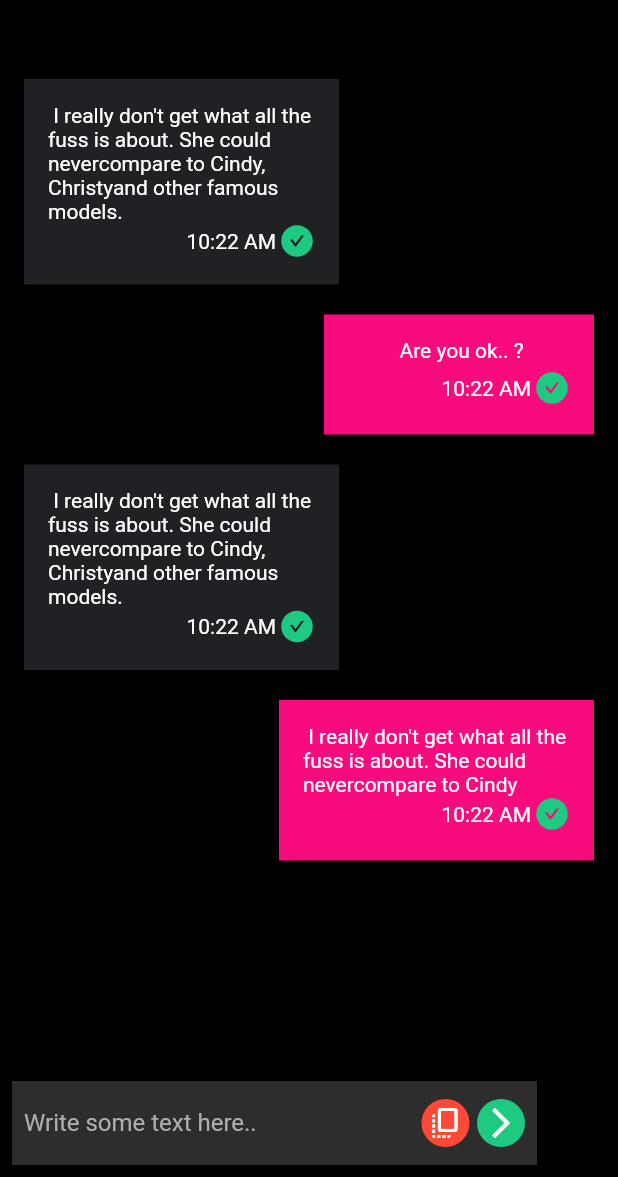
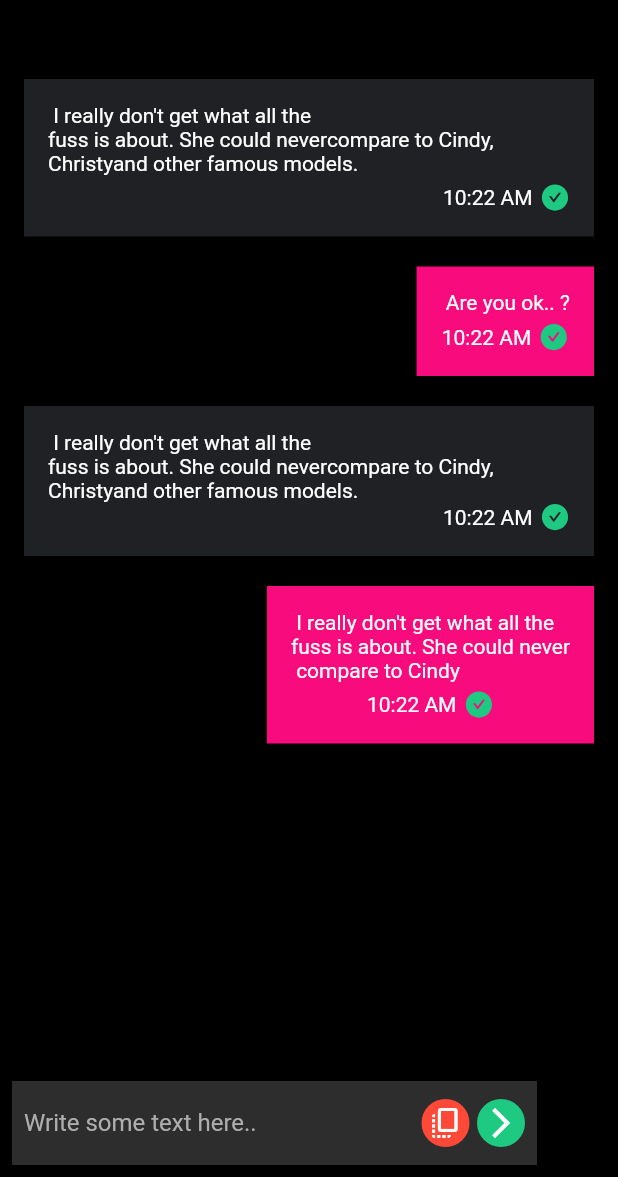
Before and after one commit to doublealpha21/playback_ui, a Flutter app: the MessageSelected screen opened directly, on a phone screen of 412 x 824 dp, the part 59-1236 px from its top. Run offline on Flutter 3.47's test engine with Material 2 defaults, Android fonts, the phone set to English and light mode, and no system bars; our stand-ins replace expansion_tile_card, flutter_vector_icons, persistent_bottom_nav_bar_v2.

Commit message:
Client requests

```diff
--- a/lib/screens/activity/message_selected.dart
+++ b/lib/screens/activity/message_selected.dart
@@ -53,9 +53,97 @@ class MessageSelected extends StatelessWidget {
                   crossAxisAlignment: CrossAxisAlignment.start,
                   children: [
                     const VerticalSpace(),
-                    Container(
-                      width: 210,
-                      height: 137,
+                    SizedBox(
+                      child: Container(
+                        // width: 210,
+                        // height: 137,
+                        color: ColorResources.MatteBlack,
+                        padding: const EdgeInsets.all(16.0),
+                        child: Column(
+                          children: [
+                            const Text(
+                                ' I really don\'t get what all the\n'
+                                'fuss is about. She could never'
+                                'compare to Cindy, Christy'
+                                'and other famous models.',
+                                style: TextStyle(
+                                  color: ColorResources.White,
+                                  fontSize: 14,
+                                  fontWeight: FontWeight.w400,
+                                )),
+                            const SizedBox(height: 5),
+                            Row(
+                              mainAxisAlignment: MainAxisAlignment.end,
+                              children: const [
+                                Text(
+                                  '10:22 AM',
+                                  style: TextStyle(
+                                    color: ColorResources.White,
+                                    fontSize: 14,
+                                    fontWeight: FontWeight.w400,
+                                  ),
+                                ),
+                                SizedBox(width: 5),
+                                Icon(
+                                  AntDesign.checkcircle,
+                                  color: ColorResources.PrimaryGreen,
+                                  size: 20,
+                                )
+                              ],
+                            )
+                          ],
+                        ),
+                      ),
+                    ),
+                    const VerticalSpace(),
+                    Row(
+                      mainAxisAlignment: MainAxisAlignment.end,
+                      children: [
+                        SizedBox(
+                          child: Container(
+                            // width: 180,
+                            // height: 80,
+                            color: ColorResources.PrimaryPink,
+                            padding: const EdgeInsets.all(16.0),
+                            child: Column(
+                              children: [
+                                const Text(' Are you ok.. ?',
+                                    style: TextStyle(
+                                      color: ColorResources.White,
+                                      fontSize: 14,
+                                      fontWeight: FontWeight.w400,
+                                    )),
+                                const SizedBox(height: 5),
+                                Row(
+                                  mainAxisAlignment: MainAxisAlignment.end,
+                                  children: const [
+                                    Text(
+                                      '10:22 AM',
+                                      style: TextStyle(
+                                        color: ColorResources.White,
+                                        fontSize: 14,
+                                        fontWeight: FontWeight.w400,
+                                      ),
+                                    ),
+                                    SizedBox(width: 5),
+                                    Icon(
+                                      AntDesign.checkcircle,
+                                      color: ColorResources.PrimaryGreen,
+                                      size: 20,
+                                    )
+                                  ],
+                                )
+                              ],
+                            ),
+                          ),
+                        ),
+                      ],
+                    ),
+                    const VerticalSpace(),
+                    SizedBox(
+                      child: Container(
+                        // width: 210,
+                        // height: 137,
                         color: ColorResources.MatteBlack,
                         padding: const EdgeInsets.all(16.0),
                         child: Column(
@@ -81,28 +169,34 @@ class MessageSelected extends StatelessWidget {
                                     fontWeight: FontWeight.w400,
                                   ),
                                 ),
-                              SizedBox(width: 2),
+                                SizedBox(width: 5),
                                 Icon(
                                   AntDesign.checkcircle,
                                   color: ColorResources.PrimaryGreen,
+                                  size: 20,
                                 )
                               ],
                             )
                           ],
                         ),
                       ),
+                    ),
                     const VerticalSpace(),
                     Row(
                       mainAxisAlignment: MainAxisAlignment.end,
                       children: [
-                        Container(
-                          width: 180,
-                          height: 80,
+                        SizedBox(
+                          child: Container(
+                            // width: 210,
+                            // height: 107,
                             color: ColorResources.PrimaryPink,
                             padding: const EdgeInsets.all(16.0),
                             child: Column(
                               children: [
-                              const Text(' Are you ok.. ?',
+                                const Text(
+                                    ' I really don\'t get what all the\n'
+                                    'fuss is about. She could never\n '
+                                    'compare to Cindy',
                                     style: TextStyle(
                                       color: ColorResources.White,
                                       fontSize: 14,
@@ -120,96 +214,16 @@ class MessageSelected extends StatelessWidget {
                                         fontWeight: FontWeight.w400,
                                       ),
                                     ),
-                                  SizedBox(width: 2),
+                                    SizedBox(width: 5),
                                     Icon(
                                       AntDesign.checkcircle,
                                       color: ColorResources.PrimaryGreen,
+                                      size: 20,
                                     )
                                   ],
                                 )
                               ],
                             ),
-                        ),
-                      ],
-                    ),
-                    const VerticalSpace(),
-                    Container(
-                      width: 210,
-                      height: 137,
-                      color: ColorResources.MatteBlack,
-                      padding: const EdgeInsets.all(16.0),
-                      child: Column(
-                        children: [
-                          const Text(
-                              ' I really don\'t get what all the\n'
-                              'fuss is about. She could never'
-                              'compare to Cindy, Christy'
-                              'and other famous models.',
-                              style: TextStyle(
-                                color: ColorResources.White,
-                                fontSize: 14,
-                                fontWeight: FontWeight.w400,
-                              )),
-                          Row(
-                            mainAxisAlignment: MainAxisAlignment.end,
-                            children: const [
-                              Text(
-                                '10:22 AM',
-                                style: TextStyle(
-                                  color: ColorResources.White,
-                                  fontSize: 14,
-                                  fontWeight: FontWeight.w400,
-                                ),
-                              ),
-                              SizedBox(width: 2),
-                              Icon(
-                                AntDesign.checkcircle,
-                                color: ColorResources.PrimaryGreen,
-                              )
-                            ],
-                          )
-                        ],
-                      ),
-                    ),
-                    const VerticalSpace(),
-                    Row(
-                      mainAxisAlignment: MainAxisAlignment.end,
-                      children: [
-                        Container(
-                          width: 210,
-                          height: 107,
-                          color: ColorResources.PrimaryPink,
-                          padding: const EdgeInsets.all(16.0),
-                          child: Column(
-                            children: [
-                              const Text(
-                                  ' I really don\'t get what all the\n'
-                                  'fuss is about. She could never'
-                                  'compare to Cindy',
-                                  style: TextStyle(
-                                    color: ColorResources.White,
-                                    fontSize: 14,
-                                    fontWeight: FontWeight.w400,
-                                  )),
-                              Row(
-                                mainAxisAlignment: MainAxisAlignment.end,
-                                children: const [
-                                  Text(
-                                    '10:22 AM',
-                                    style: TextStyle(
-                                      color: ColorResources.White,
-                                      fontSize: 14,
-                                      fontWeight: FontWeight.w400,
-                                    ),
-                                  ),
-                                  SizedBox(width: 2),
-                                  Icon(
-                                    AntDesign.checkcircle,
-                                    color: ColorResources.PrimaryGreen,
-                                  )
-                                ],
-                              )
-                            ],
                           ),
                         ),
                       ],
```
Also changed, not shown: lib/screens/activity/message2.dart (+46 -33 lines), lib/screens/activity/message_delete.dart (+14 -8 lines), lib/screens/profile/my_profile.dart (+12 -6 lines), lib/screens/profile/other_profile.dart (+12 -20 lines). Lines whose indentation alone changed are shown as unchanged.
